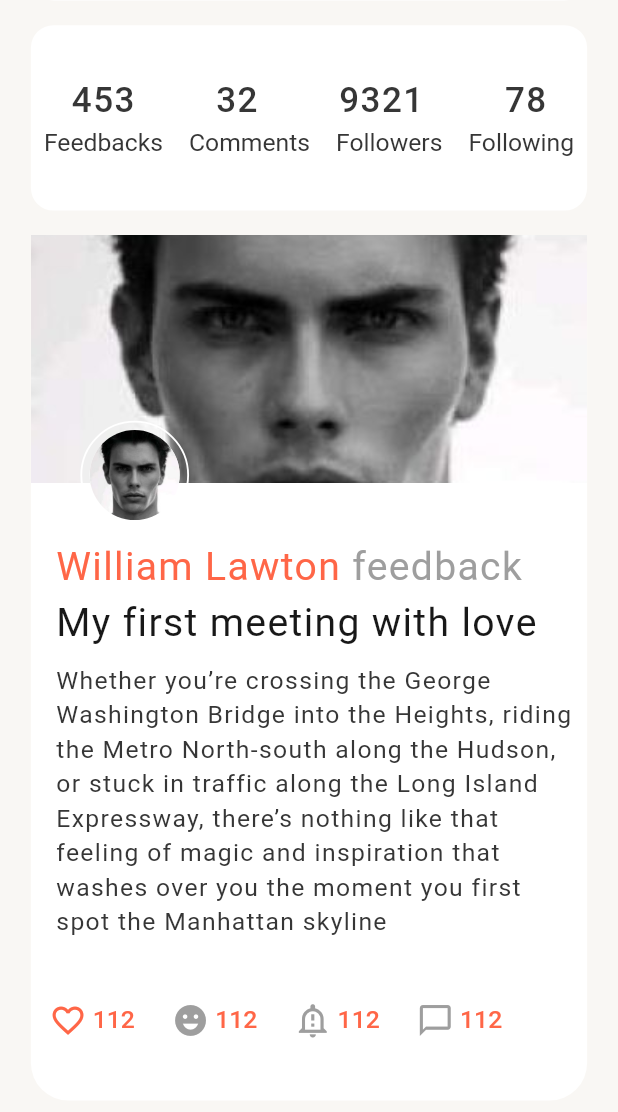
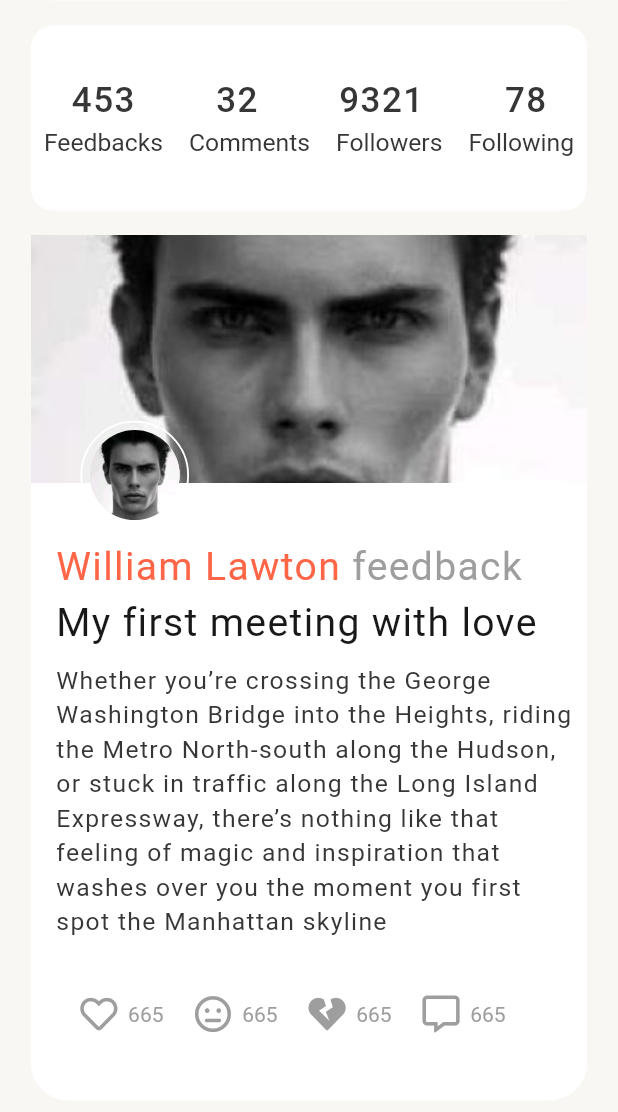
Before and after one commit to mustafa01-crypto/russia_social, a Flutter app: the HomeScreen screen opened directly, scrolled down 480 dp, on a phone screen of 412 x 824 dp, the part 124-1236 px from its top. Run offline on Flutter 3.47's test engine with Material 2 defaults, Android fonts, the phone set to English and light mode, and no system bars; drawn by our look-alikes of like_button; our stand-ins replace flutter_svg, font_awesome_flutter, google_fonts, sizer; missing offline and left inert: global_bottom_navigation_bar.

Commit message:
notifications

```diff
--- /dev/null
+++ b/lib/components/like_button.dart
@@ -0,0 +1,46 @@
+import 'package:flutter/material.dart';
+import 'package:font_awesome_flutter/font_awesome_flutter.dart';
+import 'package:like_button/like_button.dart';
+import 'package:russia_social/widgets/constants.dart';
+import 'package:sizer/sizer.dart';
+
+
+Widget buttonLike(int like,IconData fontIcons) {
+  return Padding(
+    padding:  EdgeInsets.only(left: 4.w),
+    child: LikeButton(
+      size: 24.sp,
+      circleColor:
+       CircleColor(start: buttonLeft, end: buttonRight),
+      bubblesColor:  BubblesColor(
+        dotPrimaryColor:buttonLeft,
+        dotSecondaryColor: buttonRight,
+      ),
+      likeBuilder: (bool isLiked) {
+        return FaIcon(
+          fontIcons,
+          color: isLiked ? buttonLeft : iconColor,
+          size: 18.sp,
+        );
+      },
+      likeCount: 665,
+      countBuilder: (int? count, bool isLiked, String text) {
+        var color = isLiked ? buttonLeft : iconColor;
+        Widget result;
+        if (count == 0) {
+          result = Text(
+            "love",
+            style: TextStyle(color: color),
+          );
+        } else {
+          result = Text(
+            text,
+            style: TextStyle(color: color),
+          );
+        }
+        return result;
+      },
+    ),
+  );
+
+}
--- a/lib/components/lists.dart
+++ b/lib/components/lists.dart
@@ -1,27 +1,28 @@
 import 'package:flutter/material.dart';
+import 'package:font_awesome_flutter/font_awesome_flutter.dart';
 import 'package:sizer/sizer.dart';
 
 import '../widgets/constants.dart';
 
-List<Icon> icons = [
-  Icon(
-    Icons.favorite_border,
+List<FaIcon> icons = [
+  FaIcon(
+    FontAwesomeIcons.heart,
     color: buttonLeft,
     size: 18.sp,
   ),
-  Icon(
-    Icons.emoji_emotions,
-    color: iconColor,
+  FaIcon(
+    FontAwesomeIcons.meh,
+    color: buttonLeft,
     size: 18.sp,
   ),
-  Icon(
-    Icons.notification_important_outlined,
-    color: iconColor,
+  FaIcon(
+    FontAwesomeIcons.heartBroken,
+    color: buttonLeft,
     size: 18.sp,
   ),
-  Icon(
-    Icons.chat_bubble_outline_outlined,
-    color: iconColor,
+  FaIcon(
+    FontAwesomeIcons.commentAlt,
+    color: buttonLeft,
     size: 18.sp,
   ),
 ];
--- a/lib/pages/home_tab/user_profile.dart
+++ b/lib/pages/home_tab/user_profile.dart
@@ -1,8 +1,9 @@
 import 'package:flutter/material.dart';
+import 'package:font_awesome_flutter/font_awesome_flutter.dart';
 import 'package:russia_social/components/falloers_info.dart';
 import 'package:russia_social/components/gradient_button.dart';
 import 'package:russia_social/components/left_profile.dart';
-import 'package:russia_social/components/lists.dart';
+import 'package:russia_social/components/like_button.dart';
 import 'package:russia_social/components/top_row_icons.dart';
 import 'package:russia_social/widgets/constants.dart';
 import 'package:russia_social/pages/home_tab/your_profile.dart';
@@ -17,10 +18,6 @@ class HomeScreen extends StatefulWidget {
 }
 
 class _HomeScreenState extends State<HomeScreen> {
-
-
-
-
   @override
   Widget build(BuildContext context) {
     return SafeArea(
@@ -36,7 +33,7 @@ class _HomeScreenState extends State<HomeScreen> {
                 Row(
                   mainAxisAlignment: MainAxisAlignment.spaceAround,
                   children: [
-                    topRow(context,"Previous page title",0),
+                    topRow(context, "Previous page title", 0),
                     IconButton(
                       icon: Icon(
                         Icons.more_horiz,
@@ -70,7 +67,7 @@ class _HomeScreenState extends State<HomeScreen> {
                           crossAxisAlignment: CrossAxisAlignment.start,
                           mainAxisAlignment: MainAxisAlignment.start,
                           children: [
-                            profile("assets/badboy.jpg",28.w, 14.h, 30),
+                            profile("assets/badboy.jpg", 28.w, 14.h, 30),
                             Column(
                               crossAxisAlignment: CrossAxisAlignment.start,
                               children: [
@@ -246,26 +243,34 @@ class _HomeScreenState extends State<HomeScreen> {
                           bottom: 3.h,
                           child: Row(
                             children: [
-                              Row(
-                                children: List.generate(
-                                    4,
-                                    (index) => Padding(
+                              Row(children: [
+                                Padding(
                                   padding: EdgeInsets.symmetric(
                                       horizontal: 3.w, vertical: 2.h),
                                   child: Row(
+
                                     children: [
-                                              icons[index],
-                                              SizedBox(
-                                                width: 1.w,
+                                      buttonLike(
+                                        112,
+                                        FontAwesomeIcons.heart,
                                       ),
-                                              Text(
-                                                "112",
-                                                style: userNickName,
-                                              )
+                                      buttonLike(
+                                        658,
+                                        FontAwesomeIcons.meh,
+                                      ),
+                                      buttonLike(
+                                        43,
+                                        FontAwesomeIcons.heartBroken,
+                                      ),
+                                      buttonLike(
+                                        1155,
+                                        FontAwesomeIcons.commentAlt,
+                                      ),
+
                                     ],
                                   ),
-                                        )),
                                 )
+                              ])
                             ],
                           ),
                         )
--- a/pubspec.yaml
+++ b/pubspec.yaml
@@ -38,6 +38,8 @@ dependencies:
   sizer: ^2.0.15
   google_fonts: ^2.1.0
   flutter_svg: ^0.22.0
+  font_awesome_flutter: ^9.1.0
+  like_button: ^2.0.3
 
 dev_dependencies:
   flutter_test:
```
Also changed, not shown: lib/pages/home_tab/your_profile.dart (+23 -20 lines), lib/pages/tabs_page.dart (+5 -4 lines), pubspec.lock. Lines whose indentation alone changed are shown as unchanged.
